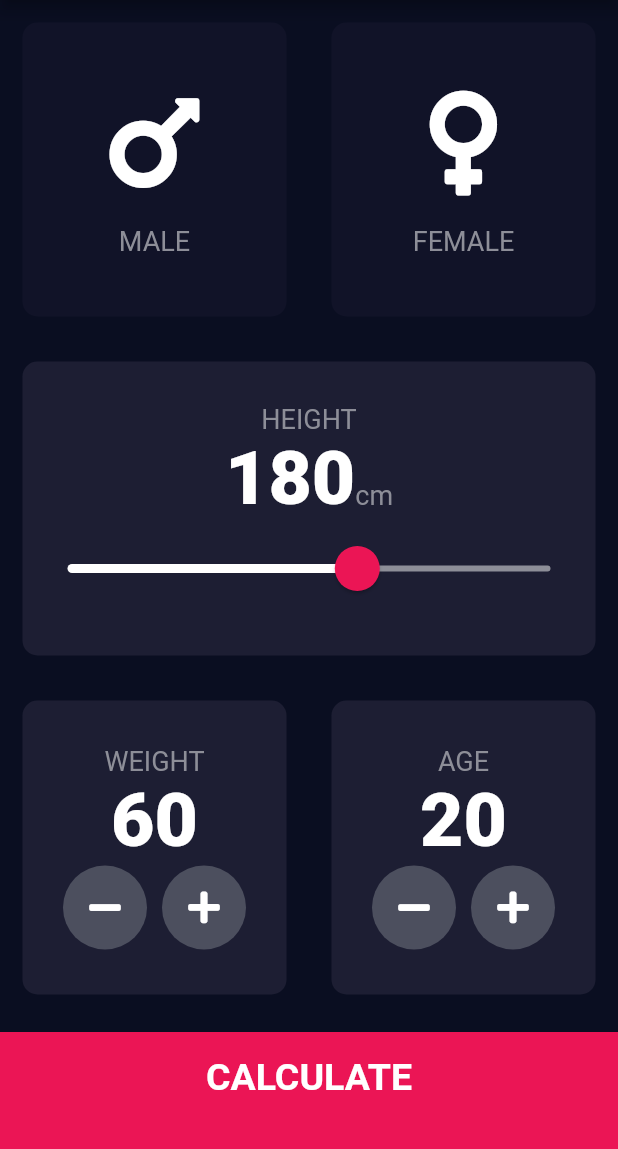
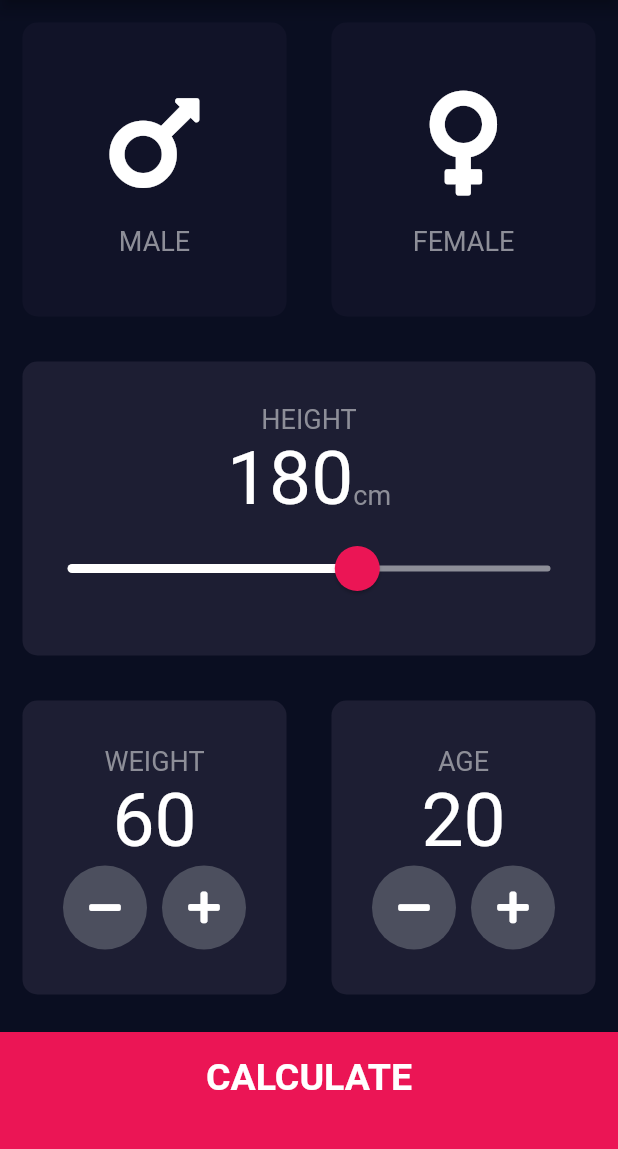
Before and after one commit to nuzmulhossainnahid/BMI_CALCULATOR, a Flutter app: the screen it shows after launch, on a phone screen of 412 x 824 dp, the part 84-1233 px from its top. Run offline on Flutter 3.47's test engine with Material 2 defaults, Android fonts, the phone set to English and light mode, and no system bars; our stand-ins replace font_awesome_flutter.

Commit message:
Update constants.dart

```diff
--- a/lib/constants.dart
+++ b/lib/constants.dart
@@ -13,7 +13,7 @@ const kLabelTextStyle = TextStyle(
 
 const kNumberTextStyle = TextStyle(
   fontSize: 50.0,
-  fontWeight: FontWeight.w900,
+  // fontWeight: FontWeight.w900,
 );
 
 const kLargeButtonTextStyle = TextStyle(
```
